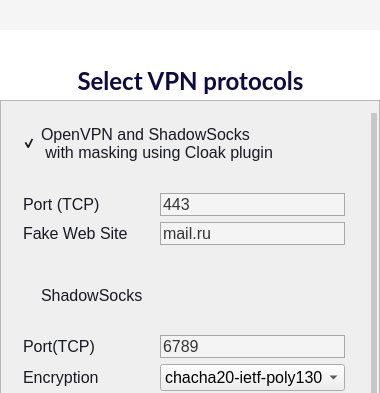
Qt form client/ui/mainwindow.ui (amnezia-vpn/amnezia-client) before a commit; both pictures show x 0 to 380 and y 0 to 393 of the 380 by 670 pixel window.
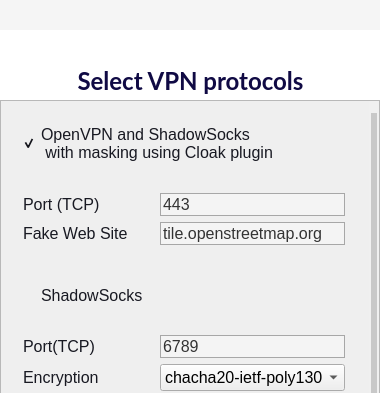
The same form after that commit. The open tabs and pages were chosen to show the change. Icons and pictures are not drawn. Custom widgets are drawn as their Qt base class.

```diff
--- a/client/ui/mainwindow.ui
+++ b/client/ui/mainwindow.ui
@@ -2224,7 +2224,7 @@
                   </size>
                  </property>
                  <property name="text">
-                  <string>mail.ru</string>
+                  <string>tile.openstreetmap.org</string>
                  </property>
                 </widget>
                </item>
```
Left out of the diff: 2 changed lines with no effect on the pictures.
